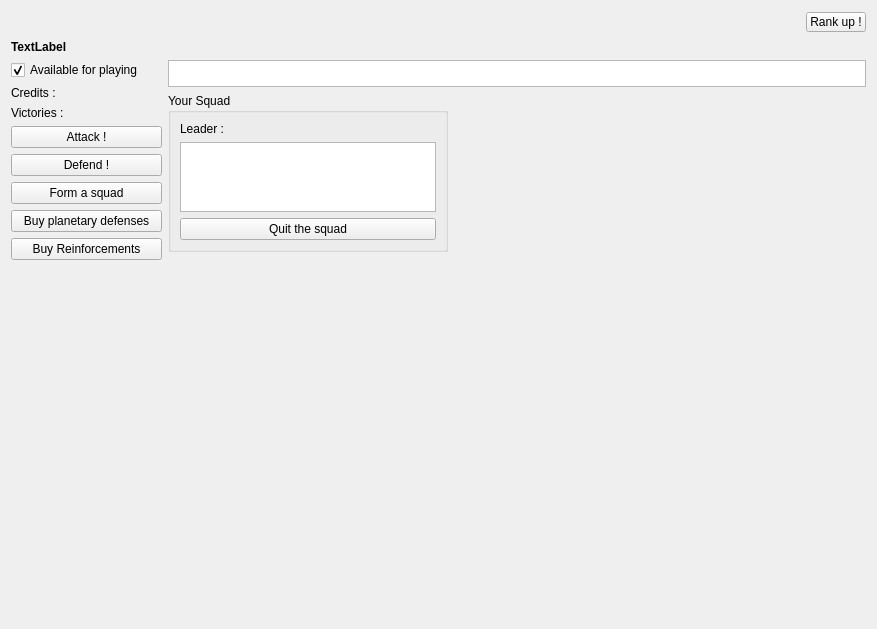
Before: the Qt Designer form src/_res/galacticwar/infopanel.ui in FAForever/client, drawn with Qt 5.
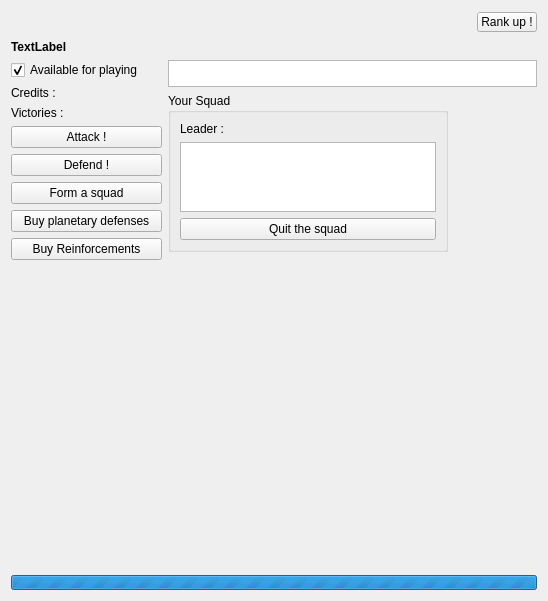
After: the same form once the commit is applied.

Commit message: Replacing modal "search for attackers" with a nicer non-modal progress bar.

What changed in the file:
```diff
--- a/src/_res/galacticwar/infopanel.ui
+++ b/src/_res/galacticwar/infopanel.ui
@@ -6,8 +6,8 @@
    <rect>
     <x>0</x>
     <y>0</y>
-    <width>877</width>
-    <height>629</height>
+    <width>548</width>
+    <height>601</height>
    </rect>
   </property>
   <property name="windowTitle">
@@ -226,7 +226,7 @@
        <property name="sizeHint" stdset="0">
         <size>
          <width>20</width>
-         <height>382</height>
+         <height>40</height>
         </size>
        </property>
       </spacer>
@@ -315,11 +315,38 @@
      <property name="sizeHint" stdset="0">
       <size>
        <width>20</width>
-       <height>367</height>
+       <height>317</height>
       </size>
      </property>
     </spacer>
    </item>
+   <item row="4" column="0" colspan="3">
+    <widget class="QProgressBar" name="searchProgress">
+     <property name="font">
+      <font>
+       <pointsize>4</pointsize>
+      </font>
+     </property>
+     <property name="toolTip">
+      <string>Scanning for Opponents</string>
+     </property>
+     <property name="minimum">
+      <number>0</number>
+     </property>
+     <property name="maximum">
+      <number>0</number>
+     </property>
+     <property name="value">
+      <number>0</number>
+     </property>
+     <property name="alignment">
+      <set>Qt::AlignCenter</set>
+     </property>
+     <property name="format">
+      <string>scanning</string>
+     </property>
+    </widget>
+   </item>
   </layout>
   <zorder>attackListWidget</zorder>
   <zorder>dominationText</zorder>
```
Left out of the diff: 2 changed lines with no effect on the pictures. The commit also changes 2 other files.
